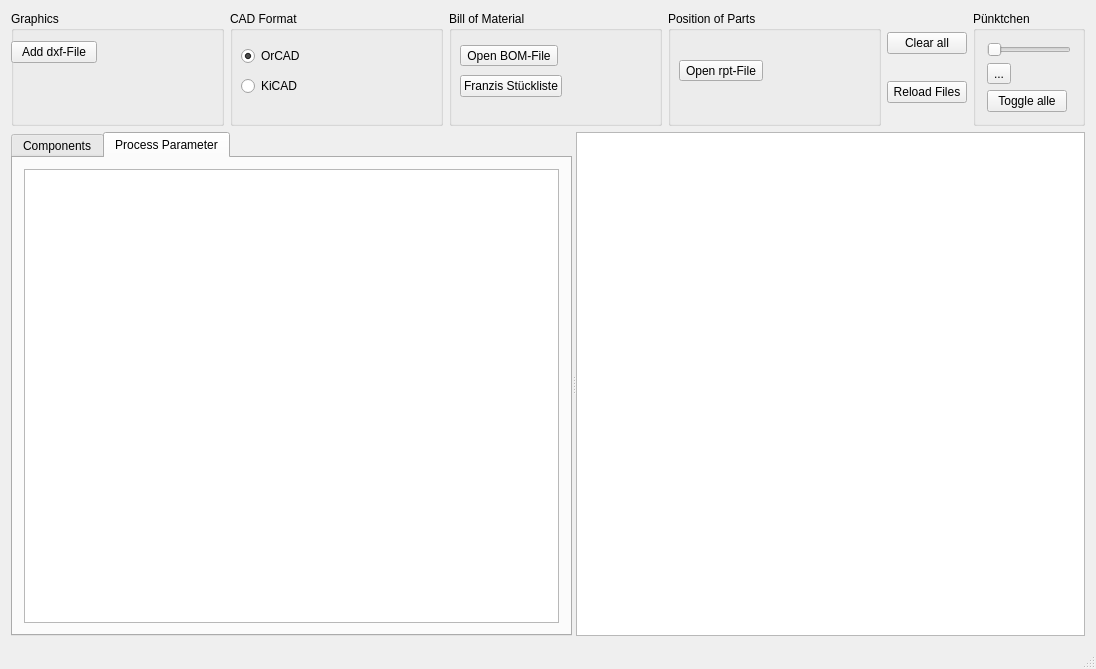
Before: the Qt Designer form mainwindow.ui in krofta/PnP, drawn with Qt 5.
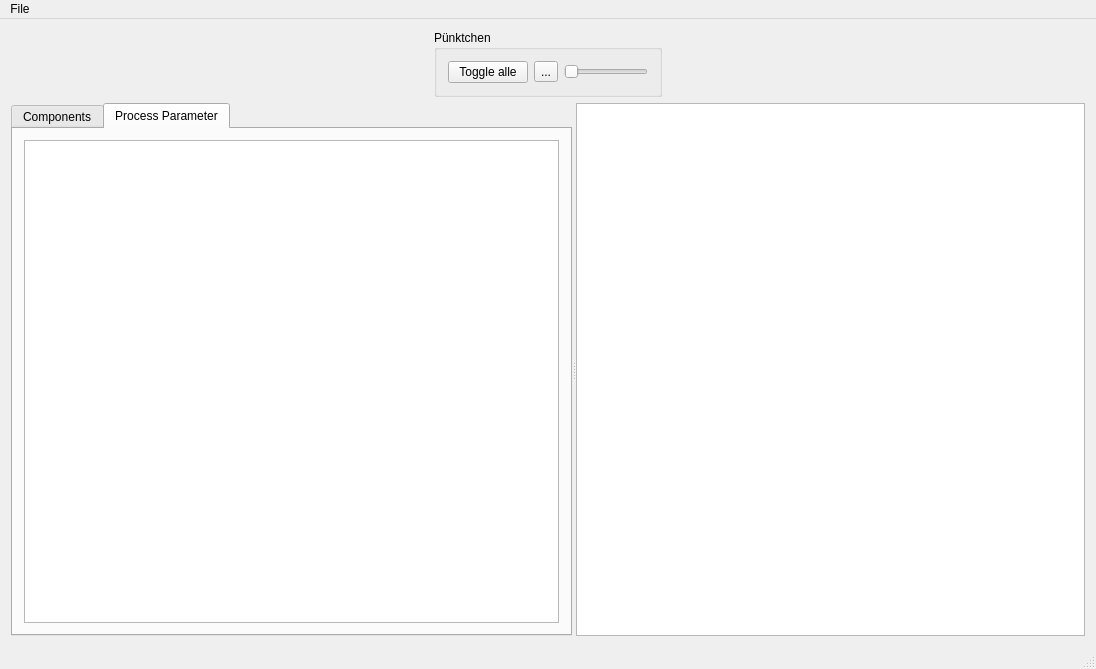
After: the same form once the commit is applied. Icons and pictures are not drawn. Custom widgets are drawn as their Qt base class.

Commit message: dabei auf menubar umzustellen mit kontextmenu auf rechtsklick, Projektdatei wo alle einstellungen gespeichert werden

```diff
--- a/mainwindow.ui
+++ b/mainwindow.ui
@@ -19,185 +19,7 @@
   <widget class="QWidget" name="centralWidget">
    <layout class="QVBoxLayout" name="verticalLayout">
     <item>
-     <layout class="QHBoxLayout" name="horizontalLayout_2">
-      <item>
-       <layout class="QVBoxLayout" name="verticalLayout_7">
-        <item>
-         <widget class="QGroupBox" name="groupBox_5">
-          <property name="title">
-           <string>Graphics</string>
-          </property>
-          <widget class="QToolButton" name="dxfButton">
-           <property name="geometry">
-            <rect>
-             <x>0</x>
-             <y>30</y>
-             <width>86</width>
-             <height>22</height>
-            </rect>
-           </property>
-           <property name="focusPolicy">
-            <enum>Qt::NoFocus</enum>
-           </property>
-           <property name="text">
-            <string>Add dxf-File</string>
-           </property>
-          </widget>
-         </widget>
-        </item>
-       </layout>
-      </item>
-      <item>
-       <widget class="QGroupBox" name="groupBox_3">
-        <property name="title">
-         <string>CAD Format</string>
-        </property>
-        <widget class="QWidget" name="verticalLayoutWidget_2">
-         <property name="geometry">
-          <rect>
-           <x>0</x>
-           <y>20</y>
-           <width>160</width>
-           <height>80</height>
-          </rect>
-         </property>
-         <layout class="QVBoxLayout" name="verticalLayout_5">
-          <item>
-           <widget class="QRadioButton" name="rbOrCAD">
-            <property name="sizePolicy">
-             <sizepolicy hsizetype="Fixed" vsizetype="Fixed">
-              <horstretch>0</horstretch>
-              <verstretch>0</verstretch>
-             </sizepolicy>
-            </property>
-            <property name="text">
-             <string>OrCAD</string>
-            </property>
-            <property name="checked">
-             <bool>true</bool>
-            </property>
-           </widget>
-          </item>
-          <item>
-           <widget class="QRadioButton" name="rbKiCAD">
-            <property name="sizePolicy">
-             <sizepolicy hsizetype="Fixed" vsizetype="Fixed">
-              <horstretch>0</horstretch>
-              <verstretch>0</verstretch>
-             </sizepolicy>
-            </property>
-            <property name="text">
-             <string>KiCAD</string>
-            </property>
-           </widget>
-          </item>
-         </layout>
-        </widget>
-       </widget>
-      </item>
-      <item>
-       <widget class="QGroupBox" name="groupBox_4">
-        <property name="title">
-         <string>Bill of Material</string>
-        </property>
-        <widget class="QWidget" name="verticalLayoutWidget_3">
-         <property name="geometry">
-          <rect>
-           <x>0</x>
-           <y>20</y>
-           <width>160</width>
-           <height>80</height>
-          </rect>
-         </property>
-         <layout class="QVBoxLayout" name="verticalLayout_2">
-          <item>
-           <widget class="QToolButton" name="csvButton">
-            <property name="focusPolicy">
-             <enum>Qt::NoFocus</enum>
-            </property>
-            <property name="text">
-             <string>Open BOM-File</string>
-            </property>
-           </widget>
-          </item>
-          <item>
-           <widget class="QPushButton" name="btnFranzisStueckliste">
-            <property name="sizePolicy">
-             <sizepolicy hsizetype="Fixed" vsizetype="Fixed">
-              <horstretch>0</horstretch>
-              <verstretch>0</verstretch>
-             </sizepolicy>
-            </property>
-            <property name="text">
-             <string>Franzis Stückliste</string>
-            </property>
-           </widget>
-          </item>
-         </layout>
-        </widget>
-       </widget>
-      </item>
-      <item>
-       <widget class="QGroupBox" name="groupBox_2">
-        <property name="title">
-         <string>Position of Parts</string>
-        </property>
-        <widget class="QWidget" name="verticalLayoutWidget_4">
-         <property name="geometry">
-          <rect>
-           <x>0</x>
-           <y>20</y>
-           <width>160</width>
-           <height>80</height>
-          </rect>
-         </property>
-         <layout class="QVBoxLayout" name="verticalLayout_3">
-          <item>
-           <widget class="QToolButton" name="rptButton">
-            <property name="focusPolicy">
-             <enum>Qt::NoFocus</enum>
-            </property>
-            <property name="text">
-             <string>Open rpt-File</string>
-            </property>
-           </widget>
-          </item>
-         </layout>
-        </widget>
-       </widget>
-      </item>
-      <item>
-       <layout class="QVBoxLayout" name="verticalLayout_6">
-        <item>
-         <widget class="QPushButton" name="clearButton">
-          <property name="sizePolicy">
-           <sizepolicy hsizetype="Fixed" vsizetype="Fixed">
-            <horstretch>0</horstretch>
-            <verstretch>0</verstretch>
-           </sizepolicy>
-          </property>
-          <property name="text">
-           <string>Clear all</string>
-          </property>
-         </widget>
-        </item>
-        <item>
-         <widget class="QPushButton" name="reloadButton">
-          <property name="sizePolicy">
-           <sizepolicy hsizetype="Fixed" vsizetype="Fixed">
-            <horstretch>0</horstretch>
-            <verstretch>0</verstretch>
-           </sizepolicy>
-          </property>
-          <property name="text">
-           <string>Reload Files</string>
-          </property>
-         </widget>
-        </item>
-       </layout>
-      </item>
-      <item>
-       <layout class="QVBoxLayout" name="verticalLayout_4">
+     <layout class="QHBoxLayout" name="horizontalLayout">
         <item>
          <widget class="QGroupBox" name="groupBox">
           <property name="sizePolicy">
@@ -209,20 +31,17 @@
           <property name="title">
            <string>Pünktchen</string>
           </property>
-          <layout class="QVBoxLayout" name="verticalLayout_8">
+        <layout class="QHBoxLayout" name="horizontalLayout_3">
            <item>
-            <widget class="QSlider" name="horizontalSlider">
+          <widget class="QPushButton" name="toggleButton">
              <property name="sizePolicy">
               <sizepolicy hsizetype="Fixed" vsizetype="Fixed">
                <horstretch>0</horstretch>
                <verstretch>0</verstretch>
               </sizepolicy>
              </property>
-             <property name="maximum">
-              <number>100</number>
-             </property>
-             <property name="orientation">
-              <enum>Qt::Horizontal</enum>
+           <property name="text">
+            <string>Toggle alle</string>
              </property>
             </widget>
            </item>
@@ -238,22 +57,23 @@
             </widget>
            </item>
            <item>
-            <widget class="QPushButton" name="toggleButton">
+          <widget class="QSlider" name="horizontalSlider">
              <property name="sizePolicy">
               <sizepolicy hsizetype="Fixed" vsizetype="Fixed">
                <horstretch>0</horstretch>
                <verstretch>0</verstretch>
               </sizepolicy>
              </property>
-             <property name="text">
-              <string>Toggle alle</string>
-             </property>
+           <property name="maximum">
+            <number>100</number>
+           </property>
+           <property name="orientation">
+            <enum>Qt::Horizontal</enum>
+           </property>
             </widget>
            </item>
           </layout>
          </widget>
-        </item>
-       </layout>
       </item>
      </layout>
     </item>
@@ -341,6 +161,95 @@
    </layout>
   </widget>
   <widget class="QStatusBar" name="statusBar"/>
+  <widget class="QMenuBar" name="menuBar">
+   <property name="geometry">
+    <rect>
+     <x>0</x>
+     <y>0</y>
+     <width>1096</width>
+     <height>20</height>
+    </rect>
+   </property>
+   <widget class="QMenu" name="menuFile">
+    <property name="title">
+     <string>File</string>
+    </property>
+    <widget class="QMenu" name="menuOpen_BOM_file">
+     <property name="title">
+      <string>Open BOM file</string>
+     </property>
+     <addaction name="actionKiCAD_BOM"/>
+     <addaction name="actionOrCAD_BOM"/>
+     <addaction name="actionFranzis_BOM"/>
+    </widget>
+    <widget class="QMenu" name="menuOpen_pos_file">
+     <property name="title">
+      <string>Open pos file</string>
+     </property>
+     <addaction name="actionKiCAD_position_file"/>
+     <addaction name="actionOrCAD_position_file"/>
+    </widget>
+    <addaction name="separator"/>
+    <addaction name="actionOpen"/>
+    <addaction name="actionNew"/>
+    <addaction name="actionAdd_dxf_file"/>
+    <addaction name="menuOpen_BOM_file"/>
+    <addaction name="menuOpen_pos_file"/>
+    <addaction name="actionReload_files"/>
+    <addaction name="actionRemove_all"/>
+   </widget>
+   <addaction name="menuFile"/>
+  </widget>
+  <action name="actionOpen">
+   <property name="text">
+    <string>Open project</string>
+   </property>
+  </action>
+  <action name="actionNew">
+   <property name="text">
+    <string>New project</string>
+   </property>
+  </action>
+  <action name="actionAdd_dxf_file">
+   <property name="text">
+    <string>Add dxf file</string>
+   </property>
+  </action>
+  <action name="actionKiCAD_BOM">
+   <property name="text">
+    <string>KiCAD BOM</string>
+   </property>
+  </action>
+  <action name="actionOrCAD_BOM">
+   <property name="text">
+    <string>OrCAD BOM</string>
+   </property>
+  </action>
+  <action name="actionKiCAD_position_file">
+   <property name="text">
+    <string>KiCAD position file</string>
+   </property>
+  </action>
+  <action name="actionOrCAD_position_file">
+   <property name="text">
+    <string>OrCAD position file</string>
+   </property>
+  </action>
+  <action name="actionReload_files">
+   <property name="text">
+    <string>Reload files</string>
+   </property>
+  </action>
+  <action name="actionRemove_all">
+   <property name="text">
+    <string>Remove all</string>
+   </property>
+  </action>
+  <action name="actionFranzis_BOM">
+   <property name="text">
+    <string>Franzis BOM</string>
+   </property>
+  </action>
  </widget>
  <layoutdefault spacing="6" margin="11"/>
  <customwidgets>
```
Lines whose indentation alone changed are shown as unchanged. The commit also changes 11 other files.
